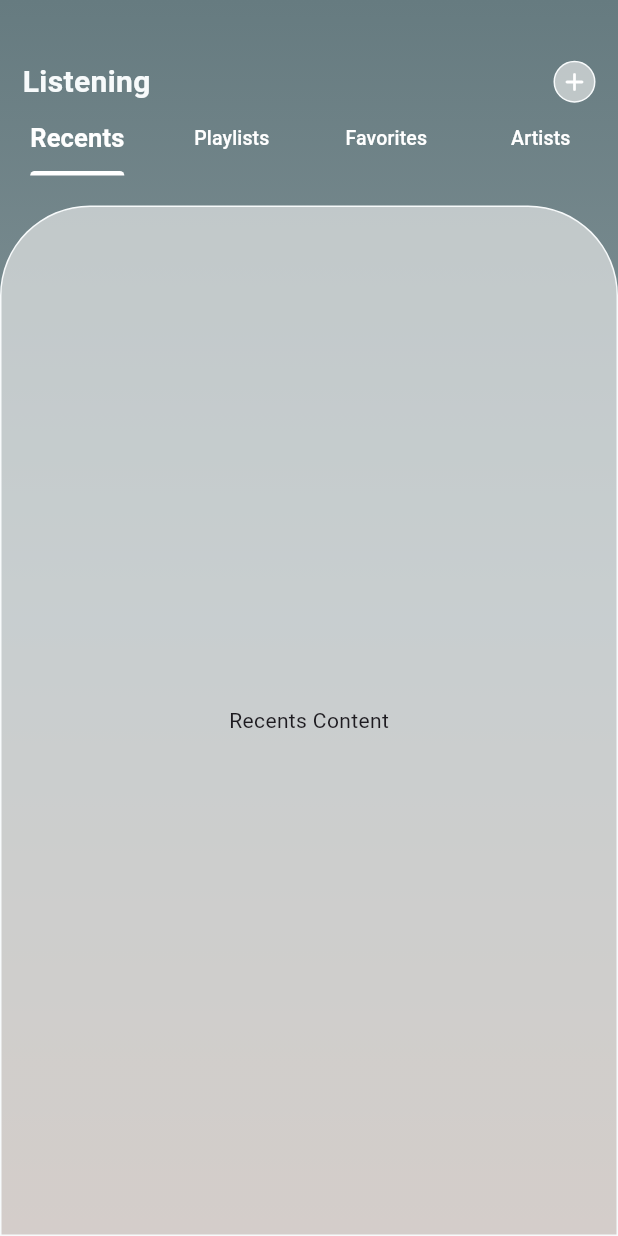
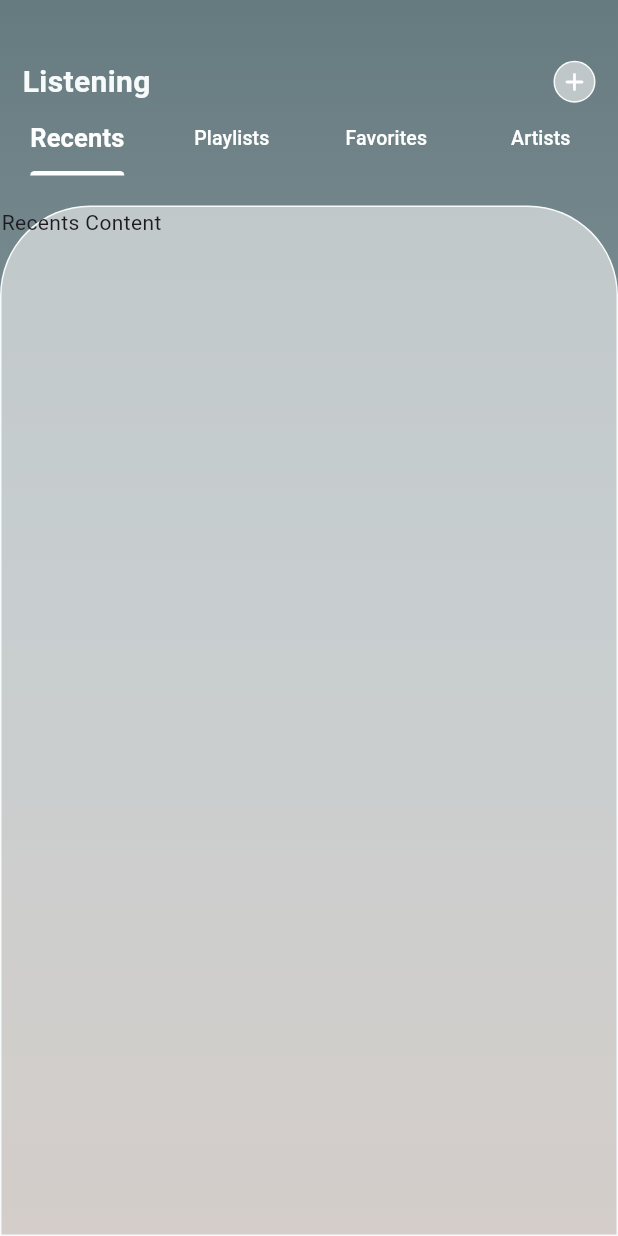
Before and after one commit to kwakyebrilliant/play, a Flutter app: the LibraryPage screen opened directly, on a phone screen of 412 x 824 dp. Run offline on Flutter 3.47's test engine with Material 3 defaults, Android fonts, the phone set to English and light mode, and no system bars.

Commit message:
library updates

```diff
--- a/lib/screens/library/library_page.dart
+++ b/lib/screens/library/library_page.dart
@@ -16,7 +16,13 @@ class _LibraryPageState extends State<LibraryPage> {
 
   // Define tab contents
   final List<Widget> _tabContents = [
-    Center(child: Text('Recents Content')),
+    //Recents content
+    Column(
+      crossAxisAlignment: CrossAxisAlignment.start,
+      children: [
+        Text('Recents Content'),
+      ],
+    ),
     Center(child: Text('Playlists Content')),
     Center(child: Text('Favorites Content')),
     Center(child: Text('Artists Content')),
```
